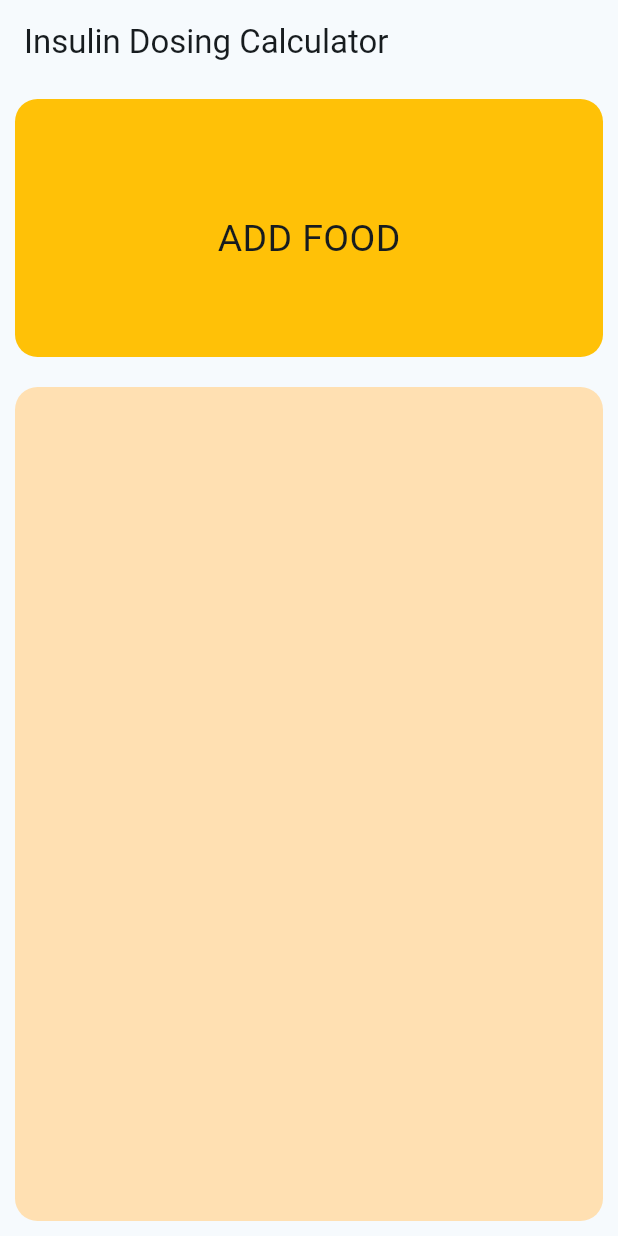
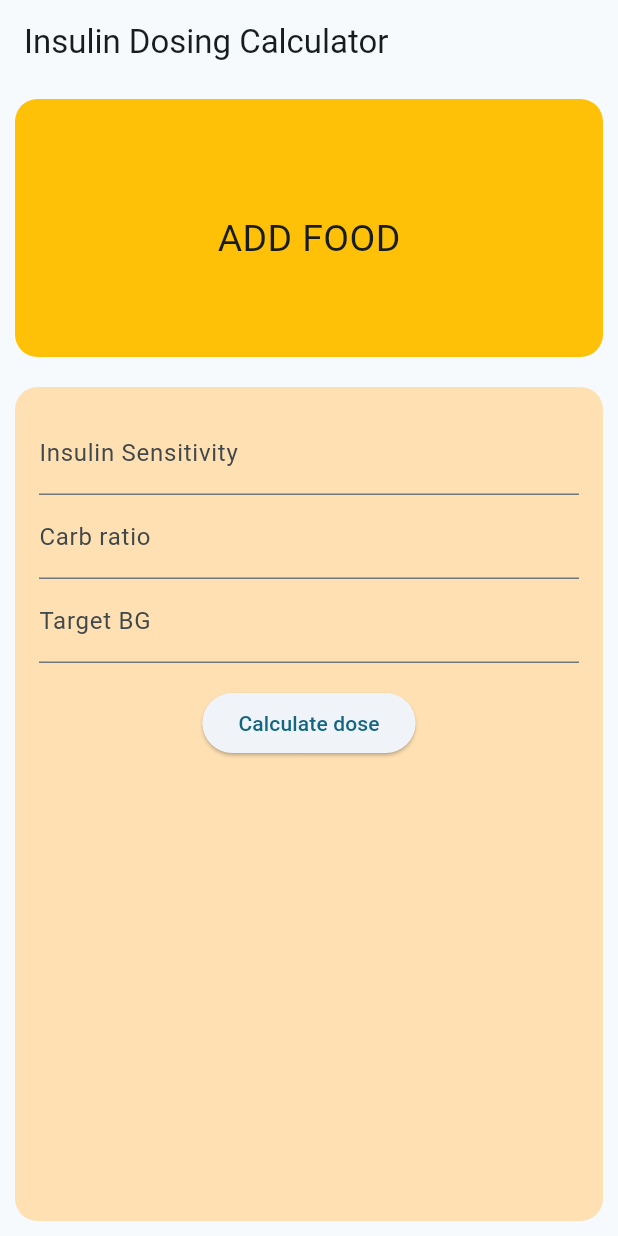
Before and after one commit to michellejw/bolus_calculator_v2, a Flutter app: the screen it shows after launch, on a phone screen of 412 x 824 dp. Run offline on Flutter 3.47's test engine with Material 3 defaults, Android fonts, the phone set to English and light mode, and no system bars; our stand-ins replace gap.

Commit message:
added input form to the main page

```diff
--- /dev/null
+++ b/lib/components/input_form.dart
@@ -0,0 +1,81 @@
+import 'package:flutter/material.dart';
+
+class InputForm extends StatefulWidget {
+  const InputForm({super.key});
+
+  @override
+  State<InputForm> createState() => _InputFormState();
+}
+
+class _InputFormState extends State<InputForm> {
+  final _formKey = GlobalKey<FormState>();
+  double _insulinSensitivity = 0.0;
+  double _carbRatio = 0.0;
+  double _targetBloodGlucose = 0.0;
+
+  void _submitForm() {
+    if (_formKey.currentState!.validate()) {
+      _formKey.currentState!.save();
+    }
+    // Do dosing calculation and navigate to the results page
+  }
+
+  String? _validatePositiveNumber(String? value) {
+    // This function returns null if the input is value or an error message
+    // if necessary to let the user know what to change.
+    if (value == null || value.isEmpty) {
+      return 'Please enter a number';
+    }
+    final number = double.tryParse(value);
+    if (number == null || number <= 0) {
+      return 'Please enter a positive number';
+    }
+    return null;
+  }
+
+  @override
+  Widget build(BuildContext context) {
+    return Form(
+      key: _formKey,
+      child: SingleChildScrollView(
+        padding: const EdgeInsets.all(16.0),
+        child: Column(
+          children: <Widget>[
+            TextFormField(
+                decoration:
+                    const InputDecoration(labelText: 'Insulin Sensitivity'),
+                keyboardType:
+                    const TextInputType.numberWithOptions(decimal: true),
+                validator: _validatePositiveNumber,
+                onSaved: (value) {
+                  _insulinSensitivity = double.parse(value!);
+                }),
+            TextFormField(
+                decoration: const InputDecoration(labelText: 'Carb ratio'),
+                keyboardType:
+                    const TextInputType.numberWithOptions(decimal: true),
+                validator: _validatePositiveNumber,
+                onSaved: (value) {
+                  _carbRatio = double.parse(value!);
+                }),
+            TextFormField(
+                decoration: const InputDecoration(labelText: 'Target BG'),
+                keyboardType:
+                    const TextInputType.numberWithOptions(decimal: true),
+                validator: _validatePositiveNumber,
+                onSaved: (value) {
+                  _targetBloodGlucose = double.parse(value!);
+                }),
+            Padding(
+              padding: const EdgeInsets.symmetric(vertical: 16.0),
+              child: ElevatedButton(
+                onPressed: _submitForm,
+                child: const Text('Calculate dose'),
+              ),
+            )
+          ],
+        ),
+      ),
+    );
+  }
+}
--- a/lib/screens/input_screen.dart
+++ b/lib/screens/input_screen.dart
@@ -2,6 +2,7 @@ import 'package:bolus_calculator_v2/screens/add_food_screen.dart';
 import 'package:flutter/material.dart';
 import 'package:bolus_calculator_v2/components/plain_card.dart';
 import 'package:bolus_calculator_v2/components/text_button_card.dart';
+import 'package:bolus_calculator_v2/components/input_form.dart';
 
 class MyHomePage extends StatefulWidget {
   const MyHomePage({super.key, required this.title});
@@ -50,6 +51,7 @@ class _MyHomePageState extends State<MyHomePage> {
               flex: 3,
               child: PlainCard(
                 cardColor: Colors.orange.shade100,
+                cardWidget: const InputForm(),
               ),
             ),
           ],
```
